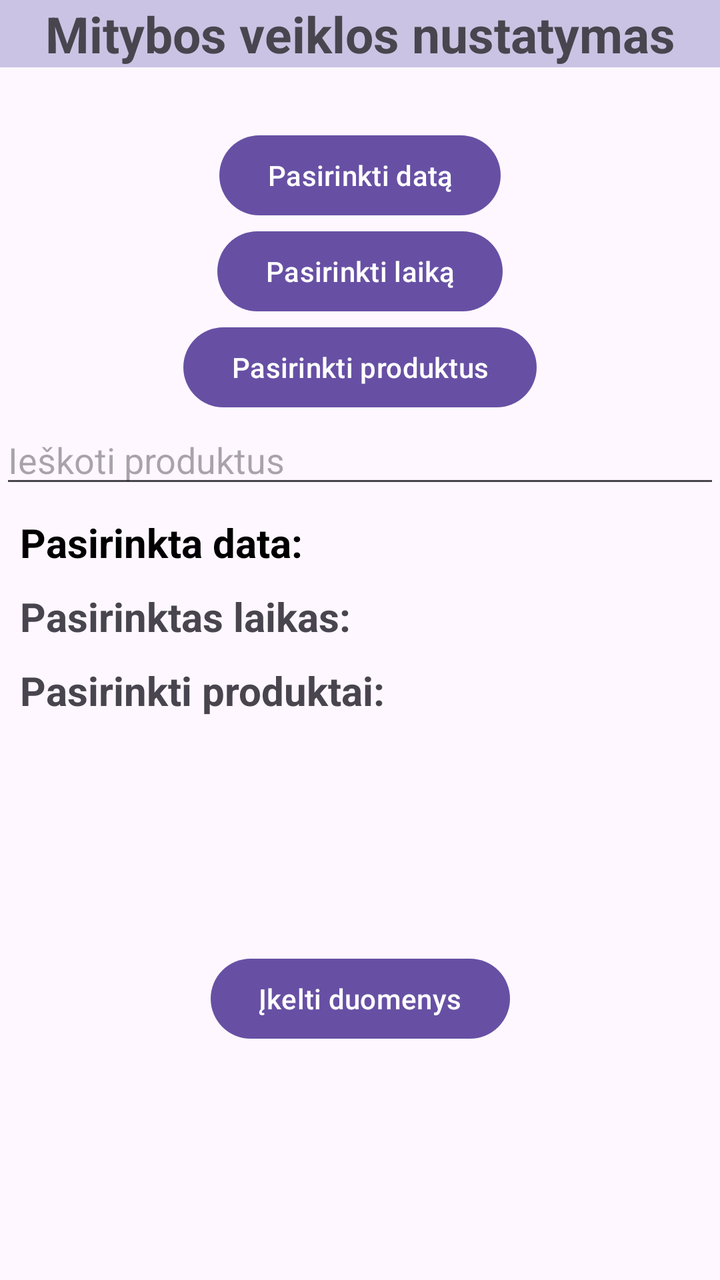
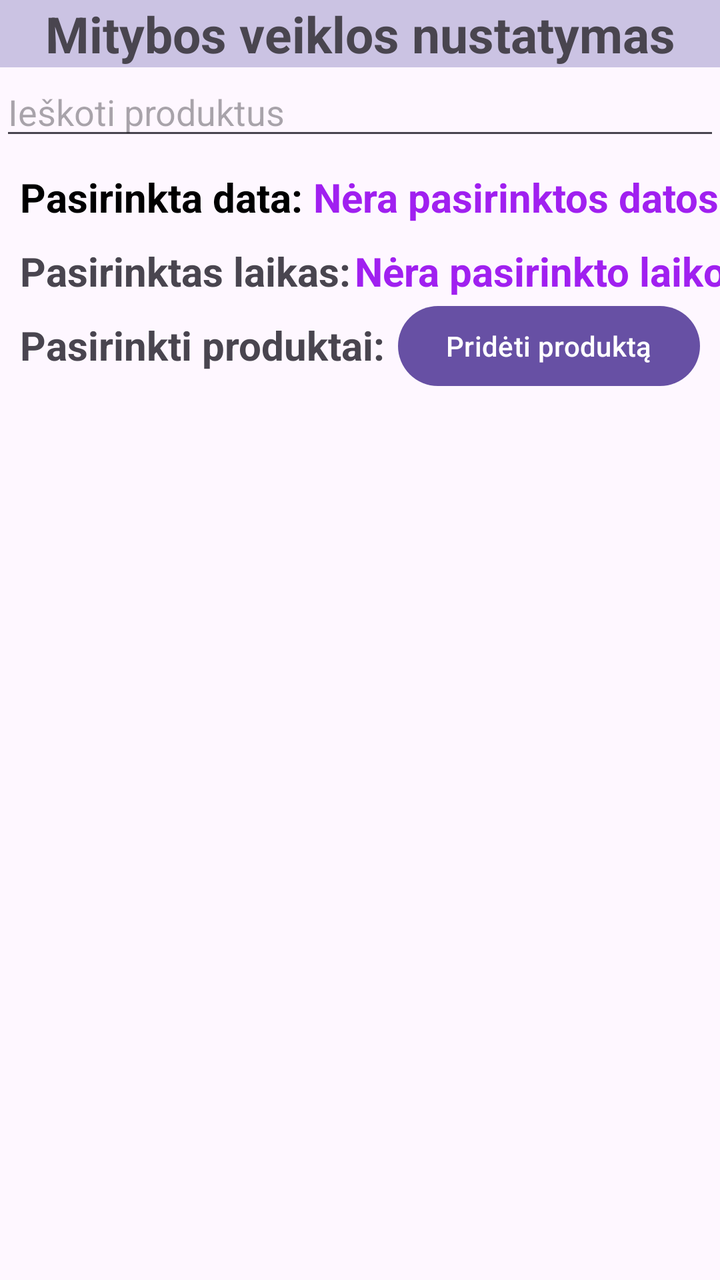

Before-and-after screenshots of an Android layout around one commit, followed by the original layout XML and the change that was made.
<!-- AndroidManifest.xml: activity theme Theme.Material3.Light.NoActionBar -->
<!-- res/layout/activity_meal_log.xml -->
<androidx.constraintlayout.widget.ConstraintLayout xmlns:android="http://schemas.android.com/apk/res/android"
    xmlns:app="http://schemas.android.com/apk/res-auto"
    xmlns:tools="http://schemas.android.com/tools"
    android:layout_width="match_parent"
    android:layout_height="match_parent"
    tools:context=".MealLogActivity">

    <TextView
        android:id="@+id/mealLogTitle"
        android:layout_width="match_parent"
        android:layout_height="wrap_content"
        android:background="#CBC3E3"
        android:gravity="center"
        android:text="Mitybos veiklos nustatymas"
        android:textSize="25sp"
        android:textStyle="bold"
        app:layout_constraintEnd_toEndOf="parent"
        app:layout_constraintStart_toStartOf="parent"
        app:layout_constraintTop_toTopOf="parent" />

    <Button
        android:id="@+id/dateButton"
        android:layout_width="wrap_content"
        android:layout_height="wrap_content"
        android:layout_marginTop="30dp"
        android:text="Pasirinkti datą"
        app:layout_constraintEnd_toEndOf="parent"
        app:layout_constraintStart_toStartOf="parent"
        app:layout_constraintTop_toBottomOf="@+id/mealLogTitle" />

    <Button
        android:id="@+id/timeButton"
        android:layout_width="wrap_content"
        android:layout_height="wrap_content"
        android:text="Pasirinkti laiką"
        app:layout_constraintEnd_toEndOf="parent"
        app:layout_constraintStart_toStartOf="parent"
        app:layout_constraintTop_toBottomOf="@+id/dateButton" />

    <Button
        android:id="@+id/productsButton"
        android:layout_width="wrap_content"
        android:layout_height="wrap_content"
        android:text="Pasirinkti produktus"
        app:layout_constraintEnd_toEndOf="parent"
        app:layout_constraintStart_toStartOf="parent"
        app:layout_constraintTop_toBottomOf="@+id/timeButton" />

    <ProgressBar
        android:id="@+id/productsProgressBar"
        android:visibility="gone"
        android:layout_width="wrap_content"
        android:layout_height="wrap_content"
        app:layout_constraintEnd_toEndOf="parent"
        app:layout_constraintStart_toStartOf="parent"
        app:layout_constraintTop_toBottomOf="@+id/productsButton" />

    <EditText
        android:id="@+id/searchField"
        android:layout_width="0dp"
        android:layout_height="wrap_content"
        android:hint="Ieškoti produktus"
        android:inputType="text"
        app:layout_constraintEnd_toEndOf="parent"
        app:layout_constraintStart_toStartOf="parent"
        app:layout_constraintTop_toBottomOf="@+id/productsButton" />

    <TextView
        android:id="@+id/dateText"
        android:layout_width="wrap_content"
        android:layout_height="wrap_content"
        android:layout_marginStart="10dp"
        android:layout_marginTop="50dp"
        android:text="Pasirinkta data: "
        android:textColor="#000000"
        android:textSize="20sp"
        android:textStyle="bold"
        app:layout_constraintStart_toStartOf="parent"
        app:layout_constraintTop_toBottomOf="@+id/productsButton" />

    <TextView
        android:id="@+id/timeText"
        android:layout_width="wrap_content"
        android:layout_height="wrap_content"
        android:layout_marginStart="10dp"
        android:layout_marginTop="10dp"
        android:text="Pasirinktas laikas: "
        android:textSize="20sp"
        android:textStyle="bold"
        app:layout_constraintStart_toStartOf="parent"
        app:layout_constraintTop_toBottomOf="@+id/dateText" />

    <ScrollView
        android:id="@+id/productsTextScrollView"
        android:layout_width="match_parent"
        android:layout_height="wrap_content"
        android:layout_marginStart="10dp"
        android:layout_marginTop="10dp"
        app:layout_constraintStart_toStartOf="parent"
        app:layout_constraintTop_toBottomOf="@+id/timeText">
        <LinearLayout
            android:layout_width="match_parent"
            android:layout_height="wrap_content"
            android:orientation="vertical">
            <TextView
                android:id="@+id/productsText"
                android:layout_width="match_parent"
                android:layout_height="wrap_content"
                android:text="Pasirinkti produktai: "
                android:textSize="20sp"
                android:textStyle="bold" />
        </LinearLayout>
    </ScrollView>

    <Button
        android:id="@+id/insertButton"
        android:layout_width="wrap_content"
        android:layout_height="wrap_content"
        android:text="Įkelti duomenys"
        app:layout_constraintBottom_toBottomOf="parent"
        app:layout_constraintEnd_toEndOf="parent"
        app:layout_constraintStart_toStartOf="parent"
        app:layout_constraintTop_toBottomOf="@+id/productsTextScrollView" />

    <androidx.recyclerview.widget.RecyclerView
        android:id="@+id/allProductsList"
        android:layout_width="match_parent"
        android:layout_height="0dp"
        app:layout_constraintBottom_toBottomOf="parent"
        app:layout_constraintEnd_toEndOf="parent"
        app:layout_constraintHorizontal_bias="0.0"
        app:layout_constraintStart_toStartOf="parent"
        app:layout_constraintTop_toBottomOf="@+id/searchField"
        app:layout_constraintVertical_bias="1.0" />

</androidx.constraintlayout.widget.ConstraintLayout>
<!-- resources referenced by this layout -->
<resources>

</resources>

<!-- the commit's change to res/layout/activity_meal_log.xml (unified diff, before → after) -->
@@ -18,33 +18,104 @@
         app:layout_constraintStart_toStartOf="parent"
         app:layout_constraintTop_toTopOf="parent" />
 
-    <Button
-        android:id="@+id/dateButton"
-        android:layout_width="wrap_content"
+    <EditText
+        android:id="@+id/searchField"
+        android:layout_width="0dp"
         android:layout_height="wrap_content"
-        android:layout_marginTop="30dp"
-        android:text="Pasirinkti datą"
+        android:hint="Ieškoti produktus"
+        android:inputType="text"
         app:layout_constraintEnd_toEndOf="parent"
         app:layout_constraintStart_toStartOf="parent"
         app:layout_constraintTop_toBottomOf="@+id/mealLogTitle" />
 
-    <Button
-        android:id="@+id/timeButton"
+    <TextView
+        android:id="@+id/dateTextPlaceholder"
         android:layout_width="wrap_content"
         android:layout_height="wrap_content"
-        android:text="Pasirinkti laiką"
+        android:layout_marginStart="10dp"
+        android:layout_marginTop="10dp"
+        android:text="Pasirinkta data: "
+        android:textColor="#000000"
+        android:textSize="20sp"
+        android:textStyle="bold"
+        app:layout_constraintStart_toStartOf="parent"
+        app:layout_constraintTop_toBottomOf="@+id/searchField" />
+
+    <TextView
+        android:id="@+id/dateText"
+        android:layout_width="wrap_content"
+        android:layout_height="wrap_content"
+        android:layout_marginTop="10dp"
+        android:text="Nėra pasirinktos datos"
+        android:textColor="#A020F0"
+        android:textSize="20sp"
+        android:textStyle="bold"
         app:layout_constraintEnd_toEndOf="parent"
+        app:layout_constraintStart_toEndOf="@+id/dateTextPlaceholder"
+        app:layout_constraintTop_toBottomOf="@+id/searchField" />
+
+    <TextView
+        android:id="@+id/timeTextPlaceholder"
+        android:layout_width="wrap_content"
+        android:layout_height="wrap_content"
+        android:layout_marginStart="10dp"
+        android:layout_marginTop="10dp"
+        android:text="Pasirinktas laikas: "
+        android:textSize="20sp"
+        android:textStyle="bold"
         app:layout_constraintStart_toStartOf="parent"
-        app:layout_constraintTop_toBottomOf="@+id/dateButton" />
+        app:layout_constraintTop_toBottomOf="@+id/dateTextPlaceholder" />
+
+    <TextView
+        android:id="@+id/timeText"
+        android:layout_width="wrap_content"
+        android:layout_height="wrap_content"
+        android:layout_marginTop="10dp"
+        android:text="Nėra pasirinkto laiko"
+        android:textColor="#A020F0"
+        android:textSize="20sp"
+        android:textStyle="bold"
+        app:layout_constraintEnd_toEndOf="parent"
+        app:layout_constraintStart_toEndOf="@+id/timeTextPlaceholder"
+        app:layout_constraintTop_toBottomOf="@+id/dateText" />
+
+    <TextView
+        android:id="@+id/productsTextPlaceholder"
+        android:layout_width="match_parent"
+        android:layout_height="wrap_content"
+        android:layout_marginStart="10dp"
+        android:layout_marginTop="10dp"
+        android:text="Pasirinkti produktai: "
+        android:textSize="20sp"
+        android:textStyle="bold"
+        app:layout_constraintStart_toStartOf="parent"
+        app:layout_constraintTop_toBottomOf="@+id/timeTextPlaceholder" />
+
+    <ScrollView
+        android:id="@+id/scrollViewProductsText"
+        android:layout_width="match_parent"
+        android:layout_height="500dp"
+        app:layout_constraintStart_toStartOf="parent"
+        app:layout_constraintTop_toBottomOf="@+id/productsTextPlaceholder">
+        <TextView
+            android:id="@+id/productsText"
+            android:layout_width="match_parent"
+            android:layout_height="wrap_content"
+            android:layout_marginStart="10dp"
+            android:layout_marginTop="10dp"
+            android:paddingBottom="10dp"
+            android:textSize="20sp"
+            android:textStyle="bold"/>
+    </ScrollView>
 
     <Button
         android:id="@+id/productsButton"
         android:layout_width="wrap_content"
         android:layout_height="wrap_content"
-        android:text="Pasirinkti produktus"
+        android:layout_marginRight="10dp"
+        android:text="Pridėti produktą"
         app:layout_constraintEnd_toEndOf="parent"
-        app:layout_constraintStart_toStartOf="parent"
-        app:layout_constraintTop_toBottomOf="@+id/timeButton" />
+        app:layout_constraintTop_toBottomOf="@+id/timeText" />
 
     <ProgressBar
         android:id="@+id/productsProgressBar"
@@ -55,63 +126,6 @@
         app:layout_constraintStart_toStartOf="parent"
         app:layout_constraintTop_toBottomOf="@+id/productsButton" />
 
-    <EditText
-        android:id="@+id/searchField"
-        android:layout_width="0dp"
-        android:layout_height="wrap_content"
-        android:hint="Ieškoti produktus"
-        android:inputType="text"
-        app:layout_constraintEnd_toEndOf="parent"
-        app:layout_constraintStart_toStartOf="parent"
-        app:layout_constraintTop_toBottomOf="@+id/productsButton" />
-
-    <TextView
-        android:id="@+id/dateText"
-        android:layout_width="wrap_content"
-        android:layout_height="wrap_content"
-        android:layout_marginStart="10dp"
-        android:layout_marginTop="50dp"
-        android:text="Pasirinkta data: "
-        android:textColor="#000000"
-        android:textSize="20sp"
-        android:textStyle="bold"
-        app:layout_constraintStart_toStartOf="parent"
-        app:layout_constraintTop_toBottomOf="@+id/productsButton" />
-
-    <TextView
-        android:id="@+id/timeText"
-        android:layout_width="wrap_content"
-        android:layout_height="wrap_content"
-        android:layout_marginStart="10dp"
-        android:layout_marginTop="10dp"
-        android:text="Pasirinktas laikas: "
-        android:textSize="20sp"
-        android:textStyle="bold"
-        app:layout_constraintStart_toStartOf="parent"
-        app:layout_constraintTop_toBottomOf="@+id/dateText" />
-
-    <ScrollView
-        android:id="@+id/productsTextScrollView"
-        android:layout_width="match_parent"
-        android:layout_height="wrap_content"
-        android:layout_marginStart="10dp"
-        android:layout_marginTop="10dp"
-        app:layout_constraintStart_toStartOf="parent"
-        app:layout_constraintTop_toBottomOf="@+id/timeText">
-        <LinearLayout
-            android:layout_width="match_parent"
-            android:layout_height="wrap_content"
-            android:orientation="vertical">
-            <TextView
-                android:id="@+id/productsText"
-                android:layout_width="match_parent"
-                android:layout_height="wrap_content"
-                android:text="Pasirinkti produktai: "
-                android:textSize="20sp"
-                android:textStyle="bold" />
-        </LinearLayout>
-    </ScrollView>
-
     <Button
         android:id="@+id/insertButton"
         android:layout_width="wrap_content"
@@ -120,7 +134,7 @@
         app:layout_constraintBottom_toBottomOf="parent"
         app:layout_constraintEnd_toEndOf="parent"
         app:layout_constraintStart_toStartOf="parent"
-        app:layout_constraintTop_toBottomOf="@+id/productsTextScrollView" />
+        app:layout_constraintTop_toBottomOf="@+id/scrollViewProductsText" />
 
     <androidx.recyclerview.widget.RecyclerView
         android:id="@+id/allProductsList"
